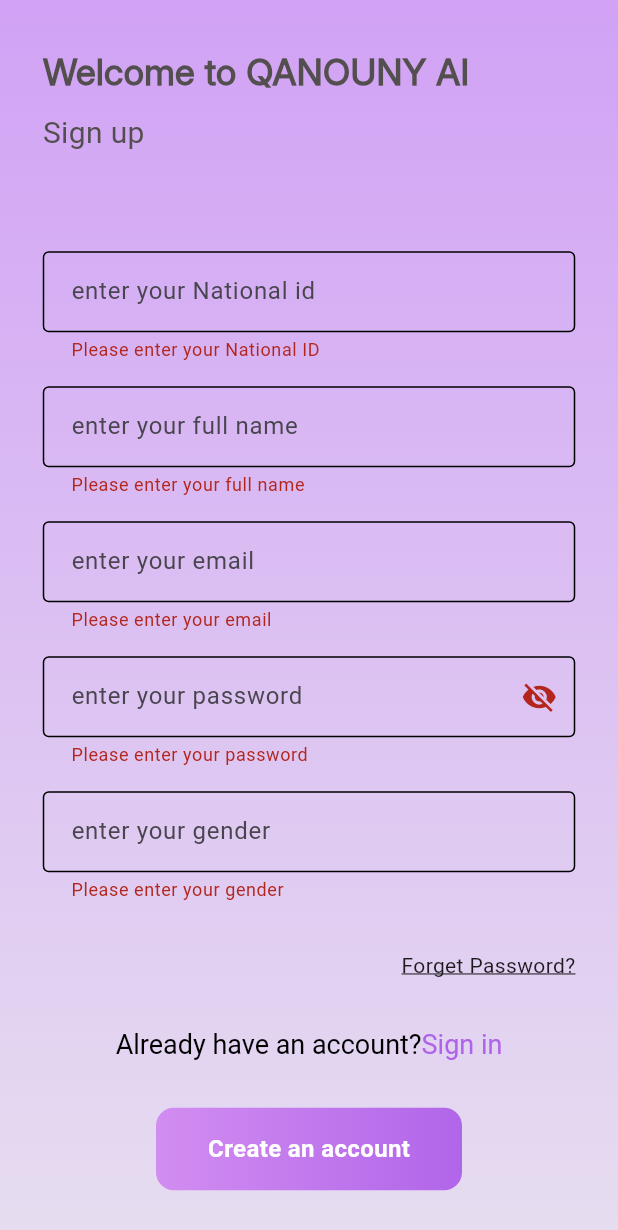
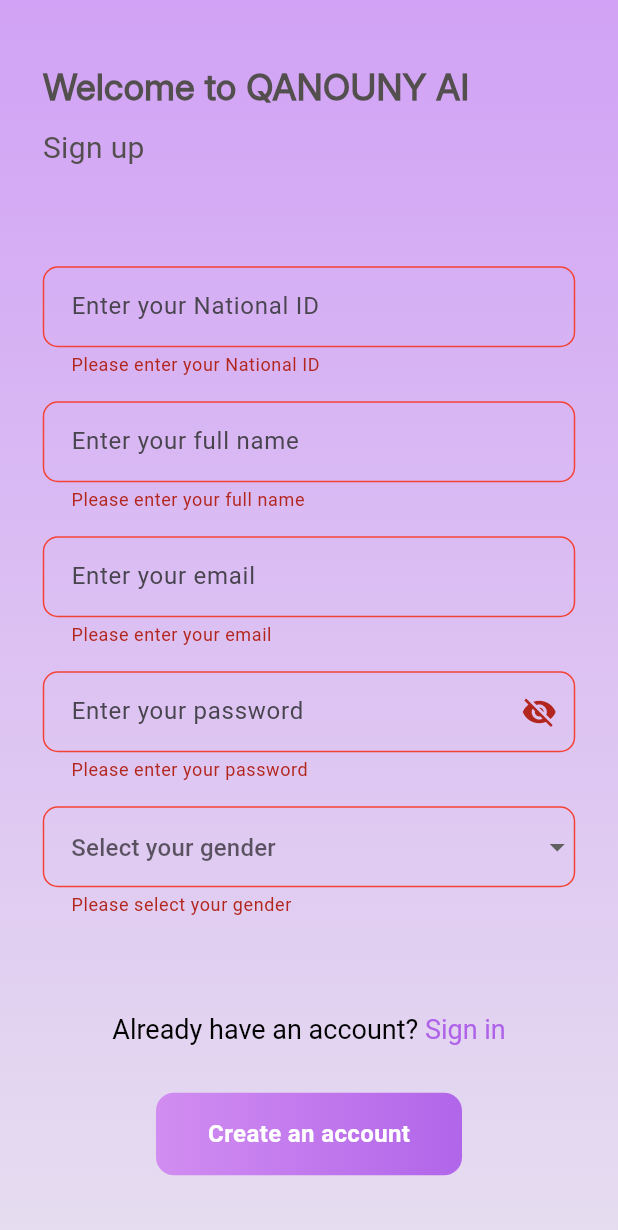
Before and after one commit to iYoussefAdly/legal_assistant_app, a Flutter app: the SignUpView screen opened directly, after a tap on "Create an account", on a phone screen of 412 x 824 dp. Shown: the top 1230 px of the screen. Run offline on Flutter 3.47's test engine with Material 3 defaults, Android fonts, the phone set to English and light mode, and no system bars; our stand-ins replace dio, equatable, file_picker, flutter_bloc, flutter_dotenv, flutter_markdown and 1 more.

Commit message:
some updates in auth feature

```diff
--- /dev/null
+++ b/lib/core/utils/helpers/build_border.dart
@@ -0,0 +1,14 @@
+import 'package:flutter/material.dart';
+
+OutlineInputBorder buildBorder() {
+    return OutlineInputBorder(
+      borderRadius: BorderRadius.circular(10),
+      borderSide: const BorderSide(color: Color(0xff75707A)),
+    );
+  }
+  OutlineInputBorder buildErrorBorder() {
+    return const OutlineInputBorder(
+        borderSide: BorderSide(color: Colors.red),
+        borderRadius: BorderRadius.all(Radius.circular(10)),
+      );
+  }
--- a/lib/core/utils/helpers/show_snack_bar.dart
+++ b/lib/core/utils/helpers/show_snack_bar.dart
@@ -1,7 +1,7 @@
 import 'package:flutter/material.dart';
 
-void showSnackBar(BuildContext context, String message) {
+void showSnackBar(BuildContext context, String message,Color color) {
   ScaffoldMessenger.of(context).showSnackBar(SnackBar(
-    backgroundColor: Colors.green,
+    backgroundColor: color,
     content: Text(message)));
 }
--- a/lib/presentation/widgets/auth_widgets/custom_text_field.dart
+++ b/lib/presentation/widgets/auth_widgets/custom_text_field.dart
@@ -1,5 +1,7 @@
 import 'package:flutter/material.dart';
+import 'package:flutter/services.dart';
 import 'package:legal_assistant_app/core/utils/app_styles.dart';
+import 'package:legal_assistant_app/core/utils/helpers/build_border.dart';
 
 class CustomTextField extends StatefulWidget {
   const CustomTextField({
@@ -8,11 +10,16 @@ class CustomTextField extends StatefulWidget {
     required this.isItPassword,
     this.controller,
     this.validator,
+    this.keyboardType,
+    this.inputFormatters,
   });
   final String hintText;
   final bool isItPassword;
   final TextEditingController? controller;
   final String? Function(String?)? validator;
+  final TextInputType? keyboardType;
+  final List<TextInputFormatter>? inputFormatters;
+
   @override
   State<CustomTextField> createState() => _CustomTextFieldState();
 }
@@ -25,11 +32,14 @@ class _CustomTextFieldState extends State<CustomTextField> {
       obscureText: widget.isItPassword ? obscureText : false,
       controller: widget.controller,
       validator: widget.validator,
+      keyboardType: widget.keyboardType,
+      inputFormatters: widget.inputFormatters,
       decoration: InputDecoration(
         contentPadding: EdgeInsets.symmetric(vertical: 15, horizontal: 15),
         enabledBorder: buildBorder(),
         focusedBorder: buildBorder(),
-        errorBorder: OutlineInputBorder(),
+        errorBorder: buildErrorBorder(),
+        focusedErrorBorder: buildErrorBorder(),
         hintText: widget.hintText,
         hintStyle: AppStyles.styleRegular16,
         suffixIcon: widget.isItPassword
@@ -39,18 +49,13 @@ class _CustomTextFieldState extends State<CustomTextField> {
                   setState(() {});
                 },
                 icon: obscureText
-                    ? Icon(Icons.visibility_off)
-                    : Icon(Icons.visibility),
+                    ? const Icon(Icons.visibility_off)
+                    : const Icon(Icons.visibility),
               )
             : null,
       ),
     );
   }
 
-  OutlineInputBorder buildBorder() {
-    return OutlineInputBorder(
-      borderRadius: BorderRadius.circular(10),
-      borderSide: BorderSide(color: Color(0xff75707A)),
-    );
-  }
+
 }
--- /dev/null
+++ b/lib/presentation/widgets/auth_widgets/gender_drop_down_field.dart
@@ -0,0 +1,48 @@
+import 'package:flutter/material.dart';
+import 'package:legal_assistant_app/core/utils/app_styles.dart';
+import 'package:legal_assistant_app/core/utils/helpers/build_border.dart';
+
+class GenderDropdownField extends StatelessWidget {
+  const GenderDropdownField({
+    super.key,
+    required this.onChanged,
+    required this.selectedGender,
+  });
+
+  final void Function(String?) onChanged;
+  final String? selectedGender;
+  @override
+  Widget build(BuildContext context) {
+    return DropdownButtonFormField<String>(
+      value: selectedGender,
+      decoration: InputDecoration(
+        contentPadding: const EdgeInsets.symmetric(vertical: 15, horizontal: 15),
+        enabledBorder: buildBorder(),
+        focusedBorder: buildBorder(),
+        errorBorder: buildErrorBorder(),
+        focusedErrorBorder: buildErrorBorder(),
+        hintText: "Select your gender",
+        hintStyle: AppStyles.styleRegular16,
+      ),
+      validator: (value) {
+        if (value == null || value.isEmpty) {
+          return 'Please select your gender';
+        }
+        return null;
+      },
+      items: const [
+        DropdownMenuItem(
+          value: "Male",
+          child: Text("Male"),
+        ),
+        DropdownMenuItem(
+          value: "Female",
+          child: Text("Female"),
+        ),
+      ],
+      onChanged: onChanged,
+    );
+  }
+
+
+}
--- a/lib/presentation/widgets/auth_widgets/sign_in_view_body.dart
+++ b/lib/presentation/widgets/auth_widgets/sign_in_view_body.dart
@@ -23,9 +23,9 @@ class SignInViewBody extends StatelessWidget {
               context,
               MaterialPageRoute(builder: (context) => const ChatView()),
             );
-            showSnackBar(context, "Login Successful. Welcome!");
+            showSnackBar(context, "Login Successful. Welcome!",Colors.green);
           } else if (state is LoginFailure) {
-            showSnackBar(context, state.errorMessage);
+            showSnackBar(context, state.errorMessage,Colors.red);
           }
         },
         builder: (context, state) {
@@ -44,12 +44,24 @@ class SignInViewBody extends StatelessWidget {
                         const AuthHeader(text: 'Sign in to continue'),
                         const SizedBox(height: 64),
                         CustomTextField(
-                          hintText: "enter your National ID",
-                          isItPassword: false,
-                          controller: cubit.nationalIdController,
-                          validator: (value) =>
-                              value!.isEmpty ? 'National ID is required' : null,
-                        ),
+                        hintText: "Enter your National ID",
+                        isItPassword: false,
+                        controller: cubit.nationalIdController,
+                        keyboardType: TextInputType.number,
+                        validator: (value) {
+                          if (value == null || value.isEmpty) {
+                            return 'Please enter your National ID';
+                          }
+                          if (value.length != 14) {
+                            return "National ID must be 14 digits";
+                          }
+                          final nIdRegex = RegExp(r'^[0-9]+$');
+                          if (!nIdRegex.hasMatch(value)) {
+                            return "National ID must contain only digits (0-9)";
+                          }
+                          return null;
+                        },
+                      ),
                         const SizedBox(height: 16),
                         CustomTextField(
                           hintText: "enter your password",
@@ -58,17 +70,7 @@ class SignInViewBody extends StatelessWidget {
                           validator: (value) =>
                               value!.isEmpty ? 'Password is required' : null,
                         ),
-                        const SizedBox(height: 32),
-                        Align(
-                          alignment: AlignmentGeometry.centerRight,
-                          child: Text(
-                            "Forget Password?",
-                            style: AppStyles.styleRegular14.copyWith(
-                              decoration: TextDecoration.underline,
-                            ),
-                          ),
-                        ),
-                        const SizedBox(height: 32),
+                        const SizedBox(height: 64),
                         Align(
                           alignment: AlignmentGeometry.center,
                           child: GestureDetector(
--- a/lib/presentation/widgets/auth_widgets/sign_up_view_body.dart
+++ b/lib/presentation/widgets/auth_widgets/sign_up_view_body.dart
@@ -1,4 +1,5 @@
 import 'package:flutter/material.dart';
+import 'package:flutter/services.dart'; // لاستخدام InputFormatters
 import 'package:flutter_bloc/flutter_bloc.dart';
 import 'package:legal_assistant_app/core/utils/app_styles.dart';
 import 'package:legal_assistant_app/core/utils/helpers/show_snack_bar.dart';
@@ -9,16 +10,21 @@ import 'package:legal_assistant_app/presentation/views/sign_in_view.dart';
 import 'package:legal_assistant_app/presentation/widgets/auth_widgets/custom_button.dart';
 import 'package:legal_assistant_app/presentation/widgets/auth_widgets/custom_text_field.dart';
 import 'package:legal_assistant_app/presentation/widgets/auth_widgets/auth_header.dart';
+import 'package:legal_assistant_app/presentation/widgets/auth_widgets/gender_drop_down_field.dart';
 
-class SignUpViewBody extends StatelessWidget {
-  TextEditingController nationalIdController = TextEditingController();
-  TextEditingController fullNameController = TextEditingController();
-  TextEditingController emailController = TextEditingController();
-  TextEditingController passwordController = TextEditingController();
-  TextEditingController genderController = TextEditingController();
+class SignUpViewBody extends StatefulWidget {
+  const SignUpViewBody({super.key});
+
+  @override
+  State<SignUpViewBody> createState() => _SignUpViewBodyState();
+}
+class _SignUpViewBodyState extends State<SignUpViewBody> {
+  final TextEditingController nationalIdController = TextEditingController();
+  final TextEditingController fullNameController = TextEditingController();
+  final TextEditingController emailController = TextEditingController();
+  final TextEditingController passwordController = TextEditingController();
+  String? selectedGender;
   final formKey = GlobalKey<FormState>();
-  SignUpViewBody({super.key});
-
   @override
   Widget build(BuildContext context) {
     return BlocProvider(
@@ -26,17 +32,16 @@ class SignUpViewBody extends StatelessWidget {
       child: BlocConsumer<SignupCubit, SignupState>(
         listener: (context, state) {
           if (state is SignupFailure) {
-            showSnackBar(context, state.error);
+            showSnackBar(context, state.error, Colors.red);
           } else if (state is SignupSuccess) {
-            ScaffoldMessenger.of(context).showSnackBar(
-              const SnackBar(
-                content: Text('Signup Successful! you can login now'),
-                backgroundColor: Colors.green,
-              ),
+            showSnackBar(
+              context,
+              'Account Created Successfully! Log in to continue.',
+              Colors.green,
             );
             Navigator.pushReplacement(
               context,
-              MaterialPageRoute(builder: (context) => SignInView()),
+              MaterialPageRoute(builder: (context) => const SignInView()),
             );
           }
         },
@@ -44,28 +49,37 @@ class SignUpViewBody extends StatelessWidget {
           return Form(
             key: formKey,
             child: Padding(
-              padding: EdgeInsets.symmetric(horizontal: 28.5),
+              padding: const EdgeInsets.symmetric(horizontal: 28.5),
               child: Center(
                 child: SingleChildScrollView(
                   child: Column(
                     crossAxisAlignment: CrossAxisAlignment.start,
                     mainAxisAlignment: MainAxisAlignment.center,
                     children: [
-                      AuthHeader(text: 'Sign up'),
-                      SizedBox(height: 64),
+                      const AuthHeader(text: 'Sign up'),
+                      const SizedBox(height: 64),
                       CustomTextField(
-                        hintText: "enter your National id",
+                        hintText: "Enter your National ID",
                         isItPassword: false,
                         controller: nationalIdController,
+                        keyboardType: TextInputType.number,
                         validator: (value) {
                           if (value == null || value.isEmpty) {
                             return 'Please enter your National ID';
                           }
+                          if (value.length != 14) {
+                            return "National ID must be 14 digits";
+                          }
+                          final nIdRegex = RegExp(r'^[0-9]+$');
+                          if (!nIdRegex.hasMatch(value)) {
+                            return "National ID must contain only digits (0-9)";
+                          }
+                          return null;
                         },
                       ),
-                      SizedBox(height: 16),
+                      const SizedBox(height: 16),
                       CustomTextField(
-                        hintText: "enter your full name",
+                        hintText: "Enter your full name",
                         isItPassword: false,
                         controller: fullNameController,
                         validator: (value) {
@@ -75,13 +89,15 @@ class SignUpViewBody extends StatelessWidget {
                           if (value.length < 3) {
                             return 'Name must be at least 3 characters long';
                           }
+                          return null;
                         },
                       ),
-                      SizedBox(height: 16),
+                      const SizedBox(height: 16),
                       CustomTextField(
-                        hintText: "enter your email",
+                        hintText: "Enter your email",
                         isItPassword: false,
                         controller: emailController,
+                        keyboardType: TextInputType.emailAddress,
                         validator: (value) {
                           if (value == null || value.isEmpty) {
                             return 'Please enter your email';
@@ -89,11 +105,12 @@ class SignUpViewBody extends StatelessWidget {
                           if (!RegExp(r'^[^@]+@[^@]+\.[^@]+').hasMatch(value)) {
                             return 'Please enter a valid email address';
                           }
+                          return null;
                         },
                       ),
-                      SizedBox(height: 16),
+                      const SizedBox(height: 16),
                       CustomTextField(
-                        hintText: "enter your password",
+                        hintText: "Enter your password",
                         isItPassword: true,
                         controller: passwordController,
                         validator: (value) {
@@ -103,30 +120,20 @@ class SignUpViewBody extends StatelessWidget {
                           if (value.length < 6) {
                             return 'Password must be at least 6 characters long';
                           }
+                          return null;
                         },
                       ),
-                      SizedBox(height: 16),
-                      CustomTextField(
-                        hintText: "enter your gender",
-                        isItPassword: false,
-                        controller: genderController,
-                        validator: (value) {
-                          if (value == null || value.isEmpty) {
-                            return 'Please enter your gender';
-                          }
+                      const SizedBox(height: 16),
+
+                      GenderDropdownField(
+                        onChanged: (String? newValue) {
+                          setState(() {
+                            selectedGender = newValue;
+                          });
                         },
+                        selectedGender: selectedGender,
                       ),
-                      SizedBox(height: 32),
-                      Align(
-                        alignment: AlignmentGeometry.centerRight,
-                        child: Text(
-                          "Forget Password?",
-                          style: AppStyles.styleRegular14.copyWith(
-                            decoration: TextDecoration.underline,
-                          ),
-                        ),
-                      ),
-                      SizedBox(height: 32),
+                      const SizedBox(height: 64),
                       Align(
                         alignment: AlignmentGeometry.center,
                         child: GestureDetector(
@@ -135,7 +142,7 @@ class SignUpViewBody extends StatelessWidget {
                               context,
                               MaterialPageRoute(
                                 builder: (context) {
-                                  return SignInView();
+                                  return const SignInView();
                                 },
                               ),
                             );
@@ -144,7 +151,7 @@ class SignUpViewBody extends StatelessWidget {
                             text: TextSpan(
                               children: [
                                 TextSpan(
-                                  text: "Already have an account?",
+                                  text: "Already have an account? ",
                                   style: AppStyles.styleRegular18.copyWith(
                                     color: Colors.black,
                                   ),
@@ -152,7 +159,7 @@ class SignUpViewBody extends StatelessWidget {
                                 TextSpan(
                                   text: "Sign in",
                                   style: AppStyles.styleRegular18.copyWith(
-                                    color: Color(0xffAF63E8),
+                                    color: const Color(0xffAF63E8),
                                   ),
                                 ),
                               ],
@@ -160,9 +167,9 @@ class SignUpViewBody extends StatelessWidget {
                           ),
                         ),
                       ),
-                      SizedBox(height: 32),
+                      const SizedBox(height: 32),
                       state is SignupLoading
-                          ? Center(child: CircularProgressIndicator())
+                          ? const Center(child: CircularProgressIndicator())
                           : Align(
                               alignment: Alignment.center,
                               child: CustomButton(
@@ -177,7 +184,8 @@ class SignUpViewBody extends StatelessWidget {
                                       fullName: fullNameController.text,
                                       email: emailController.text,
                                       passwordHash: passwordController.text,
-                                      gender: genderController.text,
+                                      gender:
+                                          selectedGender!,
                                     ),
                                   );
                                 },
```
